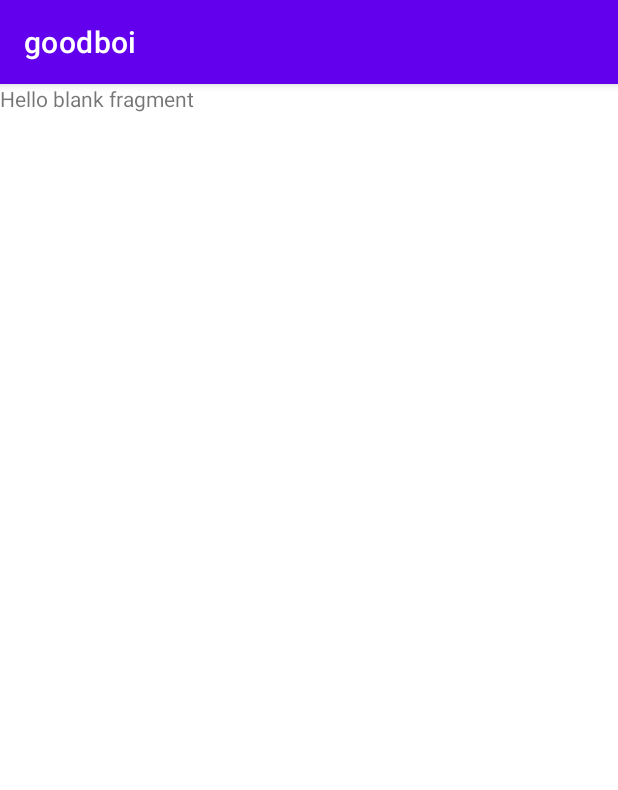
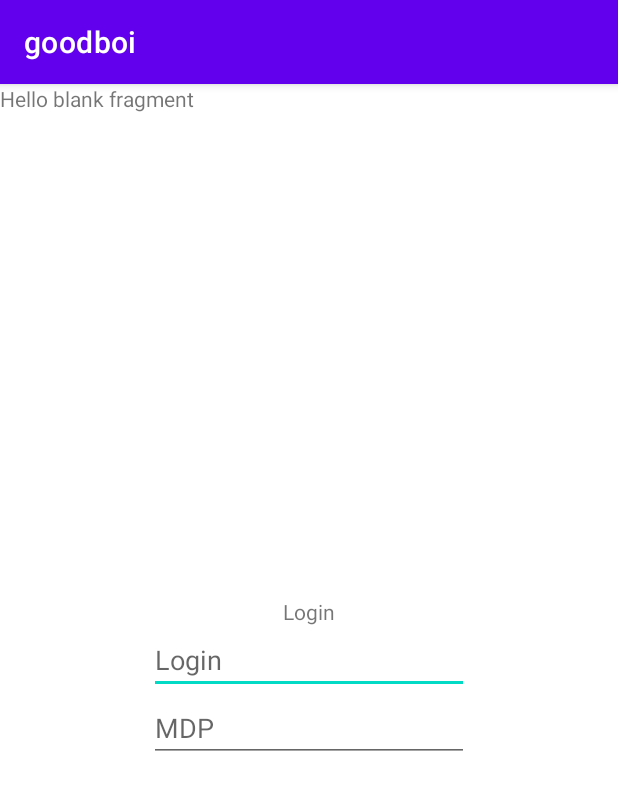
Before and after one commit to skullkid59600/goodboi, an Android app: the fragment LoginFragment shown on its own in the app's theme, on a phone screen of 412 x 824 dp. Shown: the top 790 px of the screen. Run offline under Robolectric (Android 15) with nearby library versions, the phone set to English and light mode, and no system bars.

Commit message:
:construction: : interface login

```diff
--- a/app/src/main/res/layout/fragment_login.xml
+++ b/app/src/main/res/layout/fragment_login.xml
@@ -1,14 +1,53 @@
 <?xml version="1.0" encoding="utf-8"?>
 <FrameLayout xmlns:android="http://schemas.android.com/apk/res/android"
+    xmlns:app="http://schemas.android.com/apk/res-auto"
     xmlns:tools="http://schemas.android.com/tools"
     android:layout_width="match_parent"
     android:layout_height="match_parent"
     tools:context=".fragments.LoginFragment">
 
     <!-- TODO: Update blank fragment layout -->
-    <TextView
+    <androidx.constraintlayout.widget.ConstraintLayout
         android:layout_width="match_parent"
-        android:layout_height="match_parent"
-        android:text="@string/hello_blank_fragment" />
+        android:layout_height="match_parent">
+
+        <EditText
+            android:id="@+id/editTextTextPersonName4"
+            android:layout_width="wrap_content"
+            android:layout_height="wrap_content"
+            android:ems="10"
+            android:hint="Login"
+            android:inputType="textPersonName"
+            app:layout_constraintBottom_toBottomOf="parent"
+            app:layout_constraintEnd_toEndOf="@+id/textView2"
+            app:layout_constraintStart_toStartOf="parent"
+            app:layout_constraintTop_toTopOf="parent" />
+
+        <TextView
+            android:id="@+id/textView2"
+            android:layout_width="match_parent"
+            android:layout_height="match_parent"
+            android:text="@string/hello_blank_fragment" />
+
+        <EditText
+            android:id="@+id/editTextTextPersonName5"
+            android:layout_width="wrap_content"
+            android:layout_height="wrap_content"
+            android:ems="10"
+            android:inputType="textPersonName"
+            android:hint="MDP"
+            app:layout_constraintEnd_toEndOf="@+id/textView2"
+            app:layout_constraintStart_toStartOf="parent"
+            app:layout_constraintTop_toBottomOf="@+id/editTextTextPersonName4" />
+
+        <TextView
+            android:id="@+id/textView3"
+            android:layout_width="wrap_content"
+            android:layout_height="wrap_content"
+            android:text="Login"
+            app:layout_constraintBottom_toTopOf="@+id/editTextTextPersonName4"
+            app:layout_constraintEnd_toEndOf="parent"
+            app:layout_constraintStart_toStartOf="parent" />
+    </androidx.constraintlayout.widget.ConstraintLayout>
 
 </FrameLayout>
```
